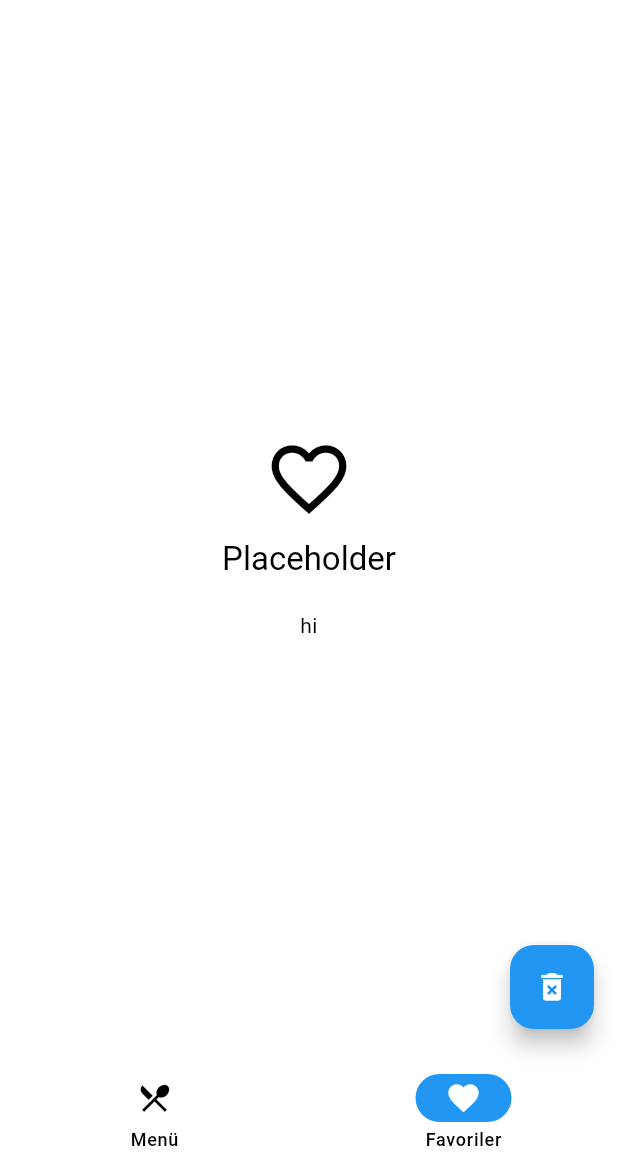
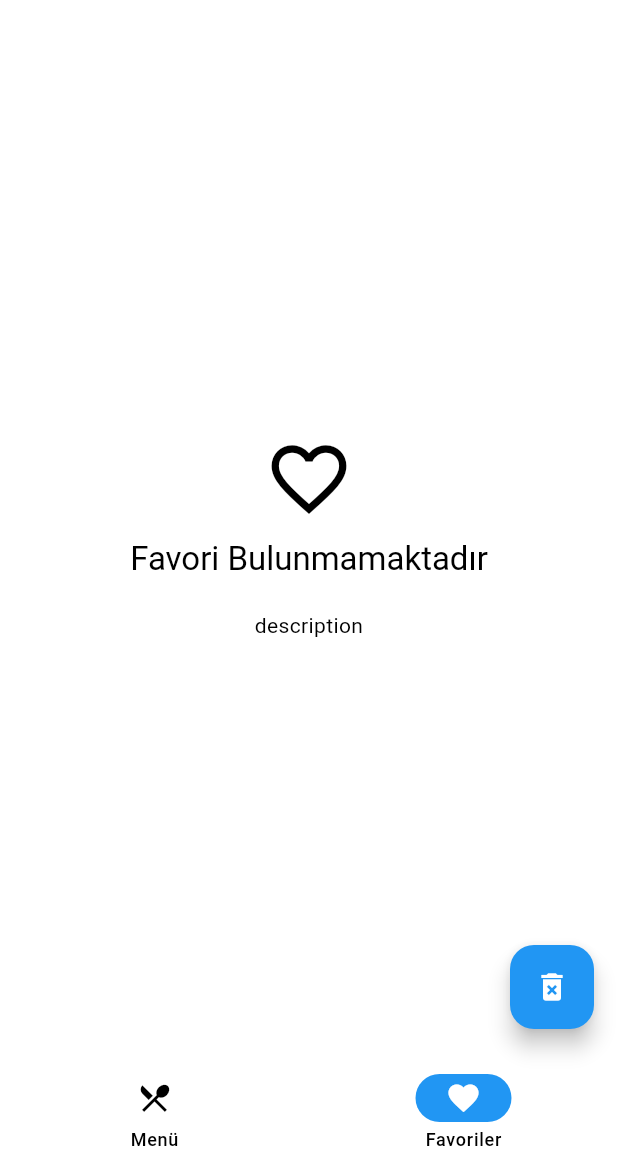
Before and after one commit to IAmThe2ndHuman/ted_yemek, a Flutter app: the screen it shows after launch, item 2 of the bottom bar chosen, on a phone screen of 412 x 824 dp, the part 63-1236 px from its top. Run offline on Flutter 3.47's test engine with Material 2 defaults, Android fonts, the phone set to English and light mode, and no system bars; drawn by our look-alikes of dynamic_color; our stand-ins replace after_layout, bloc, equatable, flutter_bloc, flutter_svg, package_info_plus and 1 more; network calls fail.

Commit message:
i forgot what i added but im sure it's important

```diff
--- a/lib/pages/home/components/dish_card.dart
+++ b/lib/pages/home/components/dish_card.dart
@@ -1,9 +1,7 @@
 import 'dart:async';
 
-import 'package:after_layout/after_layout.dart';
 import 'package:flutter/material.dart';
 import 'package:flutter_bloc/flutter_bloc.dart';
-import 'package:ted_yemek/repositories/favorites_repository.dart';
 
 import '../bloc/favorites/favorites_cubit.dart';
 
--- a/lib/pages/home/home.dart
+++ b/lib/pages/home/home.dart
@@ -6,14 +6,13 @@ import 'package:flutter/material.dart';
 import 'package:flutter_bloc/flutter_bloc.dart';
 import 'package:flutter_svg/flutter_svg.dart';
 import 'package:package_info_plus/package_info_plus.dart';
-import 'package:ted_yemek/pages/home/bloc/favorites/favorites_cubit.dart';
-import 'package:ted_yemek/pages/home/views/favorites_view.dart';
-import 'package:ted_yemek/repositories/favorites_repository.dart';
 import 'package:url_launcher/url_launcher.dart';
 
 import '../../repositories/menu_repository.dart';
+import 'bloc/favorites/favorites_cubit.dart';
 import 'bloc/menu/menu_cubit.dart';
 import 'views/error_view.dart';
+import 'views/favorites_view.dart';
 import 'views/menu_view.dart';
 
 class Home extends StatefulWidget {
@@ -212,8 +211,8 @@ class _HomeState extends State<Home> with AfterLayoutMixin {
       ),
       floatingActionButton: _view == 1
           ? FloatingActionButton(
+              onPressed: _showClearFavoritesDialog,
               child: const Icon(Icons.delete_forever),
-              onPressed: _showClearFavoritesDialog,
             )
           : null,
     );
--- a/lib/pages/home/views/favorites_view.dart
+++ b/lib/pages/home/views/favorites_view.dart
@@ -1,7 +1,8 @@
 import 'dart:async';
 
 import 'package:flutter/material.dart';
-import 'package:ted_yemek/pages/home/components/dish_card.dart';
+
+import '../components/dish_card.dart';
 
 class FavoritesView extends StatelessWidget {
   final Future<List<String>> favorites;
@@ -18,11 +19,11 @@ class FavoritesView extends StatelessWidget {
             size: 60,
           ),
           const SizedBox(height: 10),
-          Text("Placeholder",
+          Text("Favori Bulunmamaktadır",
               textAlign: TextAlign.center,
               style: Theme.of(context).textTheme.titleLarge),
           const SizedBox(height: 20),
-          Text("hi", textAlign: TextAlign.center),
+          const Text("description", textAlign: TextAlign.center),
         ]),
       ),
     );
```
